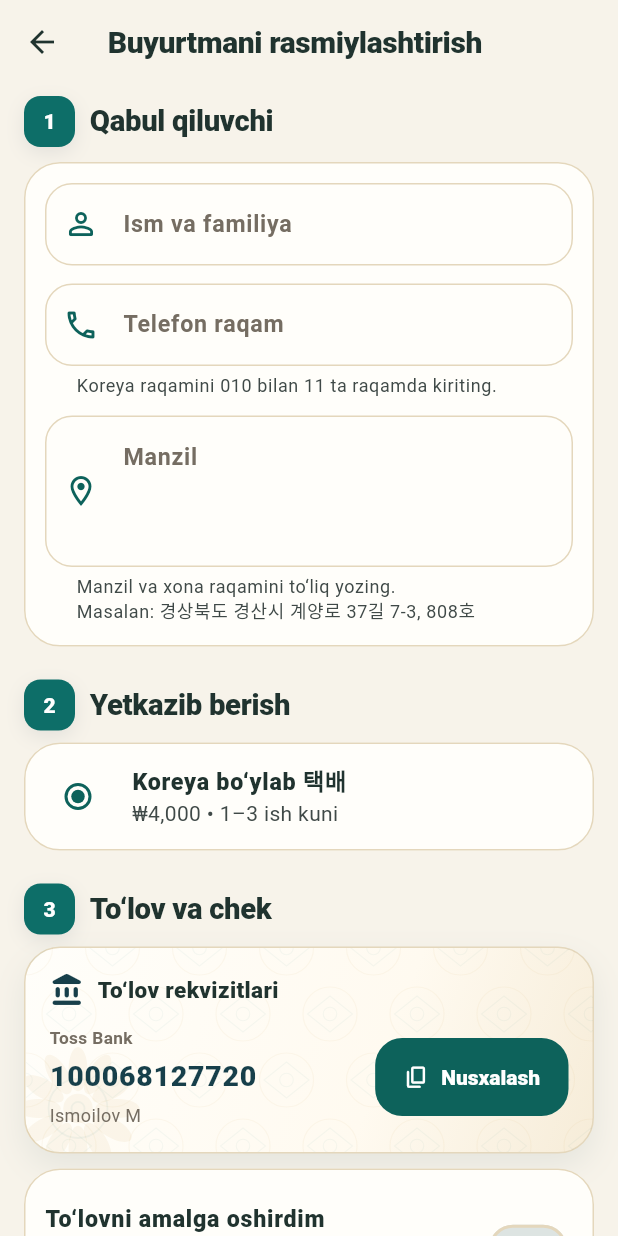
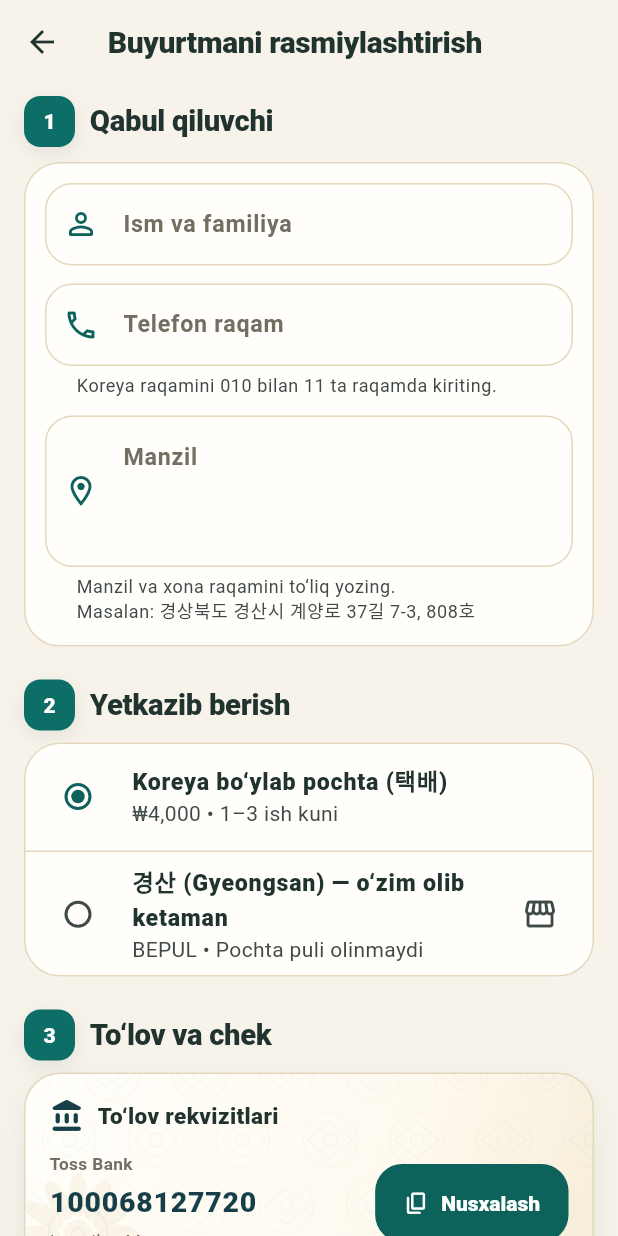
Before and after one commit to Mokhirbek9901/Muhajeerbooks-apk, a Flutter app: the CheckoutPage screen opened directly, on a phone screen of 412 x 824 dp. Run offline on Flutter 3.47's test engine with Material 3 defaults, Android fonts, the phone set to English and light mode, and no system bars; our stand-ins replace cross_file, flutter_secure_storage, image_picker, local_auth, share_plus, shared_preferences and 1 more; missing offline and left inert: dart:html, dart:js_interop; accounts and stored records are empty; network calls fail.

Commit message:
Add Gyeongsan free pickup checkout option

```diff
--- a/lib/app_state.dart
+++ b/lib/app_state.dart
@@ -1242,7 +1242,10 @@ class AppState extends ChangeNotifier {
     }
 
     final subtotal = cartSubtotal;
-    final safeDeliveryFee = cartCount >= 4 ? 0 : AppState.deliveryFee;
+    final isGyeongsanPickup = deliveryType == '경산 직접수령';
+    final safeDeliveryFee = isGyeongsanPickup
+        ? 0
+        : (cartCount >= 4 ? 0 : AppState.deliveryFee);
     final total = subtotal + safeDeliveryFee;
     await _local.saveCustomer(
       customerName.trim(),
--- a/lib/store_ui.dart
+++ b/lib/store_ui.dart
@@ -201,6 +201,14 @@ Future<void> _openTelegramRestock(BuildContext context, Book book) async {
 bool _isSupportedCustomerPhone(String raw) {
   final digits = raw.replaceAll(RegExp(r'\D'), '');
   return digits.length == 11 && digits.startsWith('010');
+}
+
+String isGyeongsanPickupAddress(String rawAddress, String deliveryType) {
+  final value = rawAddress.trim();
+  if (deliveryType == '경산 직접수령' && value.isEmpty) {
+    return '경산 직접수령';
+  }
+  return value;
 }
 
 class StoreShell extends StatefulWidget {
@@ -2789,7 +2797,10 @@ class _CheckoutPageState extends State<CheckoutPage> {
   @override
   Widget build(BuildContext context) {
     final state = context.watch<AppState>();
-    final deliveryFee = state.cartCount >= 4 ? 0 : AppState.deliveryFee;
+    final isGyeongsanPickup = delivery == '경산 직접수령';
+    final deliveryFee = isGyeongsanPickup
+        ? 0
+        : (state.cartCount >= 4 ? 0 : AppState.deliveryFee);
     final total = state.cartSubtotal + deliveryFee;
 
     return Scaffold(
@@ -2845,16 +2856,22 @@ class _CheckoutPageState extends State<CheckoutPage> {
                     TextFormField(
                       controller: address,
                       maxLines: 3,
-                      decoration: const InputDecoration(
-                        labelText: 'Manzil',
+                      decoration: InputDecoration(
+                        labelText: isGyeongsanPickup
+                            ? 'Manzil (ixtiyoriy)'
+                            : 'Manzil',
                         alignLabelWithHint: true,
                         helperMaxLines: 3,
-                        helperText: 'Manzil va xona raqamini to‘liq yozing.\nMasalan: 경상북도 경산시 계양로 37길 7-3, 808호',
-                        prefixIcon: Icon(Icons.location_on_outlined),
-                      ),
-                      validator: (v) => v == null || v.trim().length < 8
-                          ? 'To‘liq manzilni kiriting'
-                          : null,
+                        helperText: isGyeongsanPickup
+                            ? '경산da o‘zingiz olib ketsangiz, to‘liq manzil kiritish shart emas.'
+                            : 'Manzil va xona raqamini to‘liq yozing.\nMasalan: 경상북도 경산시 계양로 37길 7-3, 808호',
+                        prefixIcon: const Icon(Icons.location_on_outlined),
+                      ),
+                      validator: (v) => isGyeongsanPickup
+                          ? null
+                          : (v == null || v.trim().length < 8
+                                ? 'To‘liq manzilni kiriting'
+                                : null),
                     ),
                   ],
                 ),
@@ -2871,7 +2888,7 @@ class _CheckoutPageState extends State<CheckoutPage> {
                     groupValue: delivery,
                     onChanged: (v) => setState(() => delivery = v!),
                     title: const Text(
-                      'Koreya bo‘ylab 택배',
+                      'Koreya bo‘ylab pochta (택배)',
                       style: TextStyle(fontWeight: FontWeight.w800),
                     ),
                     subtitle: Text(
@@ -2879,6 +2896,18 @@ class _CheckoutPageState extends State<CheckoutPage> {
                           ? '4+ kitob — BEPUL • 1–3 ish kuni'
                           : '₩4,000 • 1–3 ish kuni',
                     ),
+                  ),
+                  const Divider(height: 1),
+                  RadioListTile<String>(
+                    value: '경산 직접수령',
+                    groupValue: delivery,
+                    onChanged: (v) => setState(() => delivery = v!),
+                    title: const Text(
+                      '경산 (Gyeongsan) — o‘zim olib ketaman',
+                      style: TextStyle(fontWeight: FontWeight.w800),
+                    ),
+                    subtitle: const Text('BEPUL • Pochta puli olinmaydi'),
+                    secondary: const Icon(Icons.storefront_outlined),
                   ),
                 ],
               ),
@@ -3088,7 +3117,7 @@ class _CheckoutPageState extends State<CheckoutPage> {
       final orderId = await state.placeOrder(
         customerName: name.text,
         phone: phone.text,
-        address: address.text,
+        address: isGyeongsanPickupAddress(address.text, delivery),
         deliveryType: delivery,
         deliveryFee: deliveryFee,
         paymentProof: proof,
```
